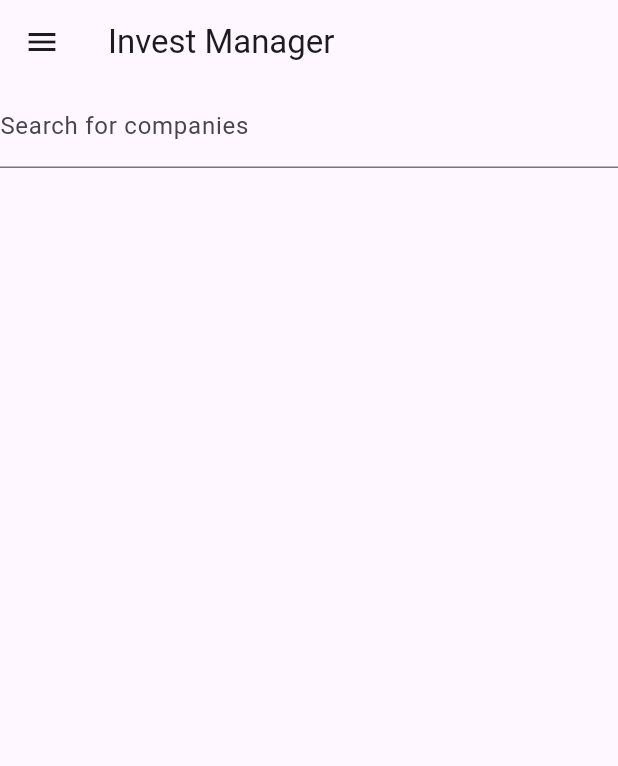
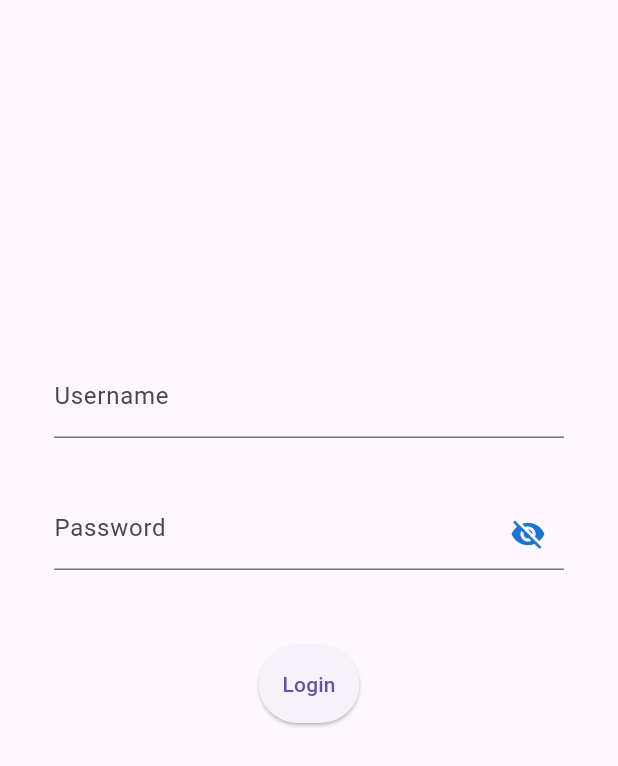
Before and after one commit to Richsan/invest-manager, a Flutter app: the screen it shows after launch, on a phone screen of 412 x 824 dp. Shown: the top 766 px of the screen. Run offline on Flutter 3.47's test engine with Material 3 defaults, Android fonts, the light colour scheme and no system bars; our stand-ins replace bloc, csv, equatable, file_picker, flutter_bloc, sqflite_sqlcipher; accounts and stored records are empty.

Commit message:
Adding stateless login screen

```diff
--- a/lib/main.dart
+++ b/lib/main.dart
@@ -1,6 +1,7 @@
 import 'package:flutter/material.dart';
 import 'package:invest_manager/repository/stock_operation.dart';
 import 'package:invest_manager/screens/import_data.dart';
+import 'package:invest_manager/screens/login.dart';
 import 'package:invest_manager/screens/search.dart';
 import 'package:invest_manager/screens/stock_list.dart';
 import 'package:invest_manager/screens/tax_report.dart';
@@ -19,7 +20,7 @@ class MyApp extends StatelessWidget {
       theme: ThemeData(
         primarySwatch: Colors.blue,
       ),
-      home: const HomePage(),
+      home: LoginScreen(),
     );
   }
 }
@@ -76,7 +77,7 @@ class HomePage extends StatelessWidget {
               onTap: () {
                 Navigator.of(context).push(
                   MaterialPageRoute(
-                    builder: (context) => TaxReportScreen(),
+                    builder: (context) => TaxReportScreen(year: 2024),
                   ),
                 );
               },
--- /dev/null
+++ b/lib/screens/login.dart
@@ -0,0 +1,43 @@
+import 'package:flutter/material.dart';
+import 'package:invest_manager/widgets/input.dart';
+
+class LoginScreen extends StatelessWidget {
+  LoginScreen({super.key})
+      : usernameField = TextInputField(labelText: 'Username'),
+        passwordField = PasswordField(labelText: 'Password');
+
+  final TextInputField usernameField;
+  final PasswordField passwordField;
+
+  @override
+  Widget build(BuildContext context) {
+    return Scaffold(
+        body: SingleChildScrollView(
+      reverse: true,
+      child: Padding(
+        padding: EdgeInsets.all(36.0),
+        child: Column(
+          crossAxisAlignment: CrossAxisAlignment.center,
+          mainAxisAlignment: MainAxisAlignment.center,
+          children: <Widget>[
+            SizedBox(
+              height: 200.0,
+            ),
+            usernameField,
+            SizedBox(
+              height: 40.0,
+            ),
+            passwordField,
+            SizedBox(
+              height: 50.0,
+            ),
+            SubmitButton(
+              onSubmit: () => print('OK'),
+              text: 'Login',
+            )
+          ],
+        ),
+      ),
+    ));
+  }
+}
--- a/lib/widgets/input.dart
+++ b/lib/widgets/input.dart
@@ -18,6 +18,16 @@ class _CounterFieldState {
 
   final bool rebuild;
   final BigInt value;
+}
+
+class _PasswordFieldState {
+  _PasswordFieldState({
+    this.visible = false,
+    this.value = '',
+  });
+
+  final bool visible;
+  final String value;
 }
 
 class _CounterCubit extends Cubit<_CounterFieldState> {
@@ -103,6 +113,26 @@ class _TextCubit extends Cubit<String> {
   void change(String value) => emit(value);
 }
 
+class _PasswordCubit extends Cubit<_PasswordFieldState> {
+  _PasswordCubit({
+    String initialValue = "",
+    bool visible = false,
+  }) : super(_PasswordFieldState(
+          value: initialValue,
+          visible: visible,
+        ));
+
+  void change(String value) => emit(_PasswordFieldState(
+        visible: state.visible,
+        value: value,
+      ));
+
+  void toggleVisibility() => emit(_PasswordFieldState(
+        value: state.value,
+        visible: !state.visible,
+      ));
+}
+
 class _ContentPickerCubit extends Cubit<String> {
   _ContentPickerCubit({String initialValue = ''}) : super(initialValue);
 
@@ -139,6 +169,67 @@ class NumberFormField extends StatelessWidget {
         ),
         inputFormatters: [FilteringTextInputFormatter.digitsOnly],
         keyboardType: TextInputType.number,
+      ),
+    );
+  }
+}
+
+class TextInputField extends StatelessWidget {
+  TextInputField({
+    Key? key,
+    required this.labelText,
+  })  : _textCubit = _TextCubit(),
+        super(key: key);
+
+  final String labelText;
+  final _TextCubit _textCubit;
+
+  String get currentValue => _textCubit.state;
+
+  @override
+  Widget build(BuildContext context) {
+    return BlocBuilder<_TextCubit, String>(
+      bloc: _textCubit,
+      builder: (context, state) => TextFormField(
+        onChanged: _textCubit.change,
+        initialValue: state.toString(),
+        decoration: InputDecoration(
+          labelText: labelText,
+        ),
+      ),
+    );
+  }
+}
+
+class PasswordField extends StatelessWidget {
+  PasswordField({
+    Key? key,
+    required this.labelText,
+  })  : _passwordCubit = _PasswordCubit(),
+        super(key: key);
+
+  final String labelText;
+  final _PasswordCubit _passwordCubit;
+
+  String get currentValue => _passwordCubit.state.value;
+
+  @override
+  Widget build(BuildContext context) {
+    return BlocBuilder<_PasswordCubit, _PasswordFieldState>(
+      bloc: _passwordCubit,
+      builder: (context, state) => TextField(
+        obscureText: !state.visible,
+        onChanged: _passwordCubit.change,
+        decoration: InputDecoration(
+          hintText: labelText,
+          suffixIcon: IconButton(
+            icon: Icon(
+              state.visible ? Icons.visibility : Icons.visibility_off,
+              color: Theme.of(context).primaryColorDark,
+            ),
+            onPressed: _passwordCubit.toggleVisibility,
+          ),
+        ),
       ),
     );
   }
```
Also changed, not shown: 1 other file.
